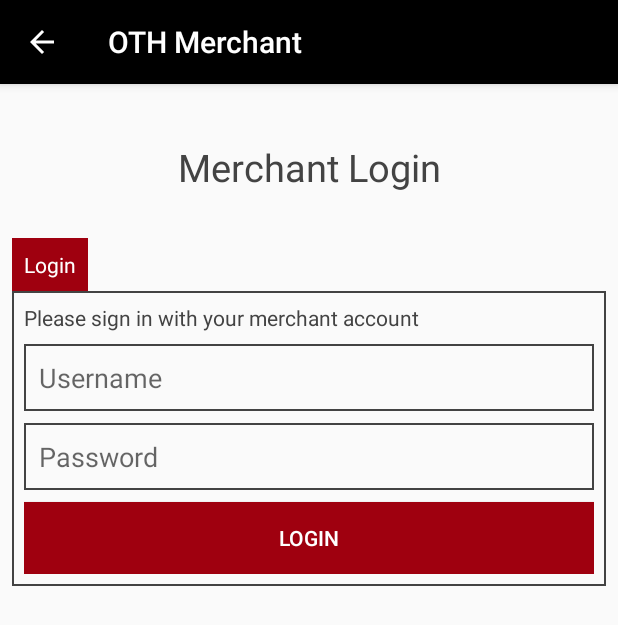
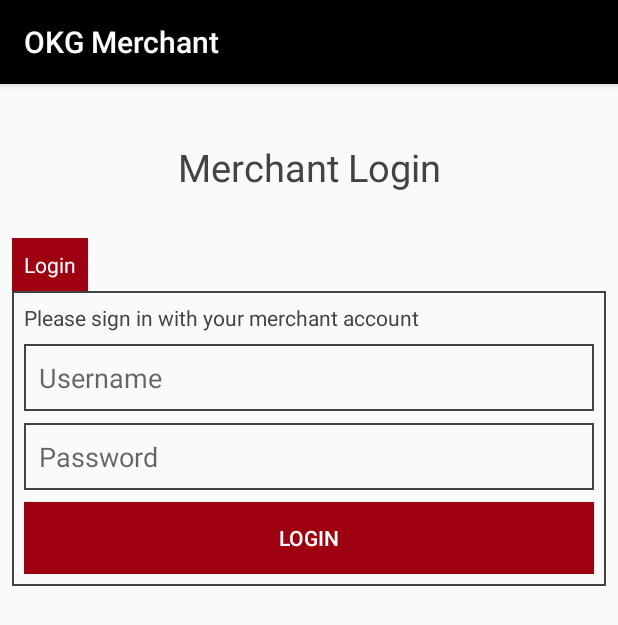
Before and after one commit to Nelson2SR/Wifi_autoconnect, an Android app: the screen it shows after launch (ActivityLoginOption), on a phone screen of 412 x 824 dp. Shown: the top 625 px of the screen. Run offline under Robolectric (Android 15) with nearby library versions, the light colour scheme and no system bars; our stand-ins replace Volley.

Commit message:
1104 -- Initial commit

```diff
--- a/app/build.gradle
+++ b/app/build.gradle
@@ -5,7 +5,7 @@ android {
     buildToolsVersion "23.0.2"
 
     defaultConfig {
-        applicationId "com.appliedmesh.merchantapp"
+        applicationId "com.appliedmesh.merchantapp.okg"
         minSdkVersion 17
         targetSdkVersion 17
     }
--- a/app/src/main/java/com/appliedmesh/merchantapp/view/ActivityLoginOption.java
+++ b/app/src/main/java/com/appliedmesh/merchantapp/view/ActivityLoginOption.java
@@ -62,8 +62,8 @@ public class ActivityLoginOption  extends AppCompatActivity {
 		setContentView(R.layout.a_login_option);
 
 
-		getSupportActionBar().setDisplayHomeAsUpEnabled(true);
-		getSupportActionBar().setHomeButtonEnabled(true);
+		getSupportActionBar().setDisplayHomeAsUpEnabled(false);
+		getSupportActionBar().setHomeButtonEnabled(false);
 
 		etEmail = (EditText) findViewById(R.id.etEmail);
 		etPassword = (EditText) findViewById(R.id.etPassword);
--- a/app/src/main/res/values/strings.xml
+++ b/app/src/main/res/values/strings.xml
@@ -1,6 +1,6 @@
 <?xml version="1.0" encoding="utf-8"?>
 <resources>
-    <string name="app_name">OTH Merchant</string>
+    <string name="app_name">OKG Merchant</string>
     <string name="enter_receipt">Enter Receipt No.</string>
     <string name="flashlight">Flashlight</string>
     <string name="load_image">Load Image</string>
```
Also changed, not shown: 1179 other files.
